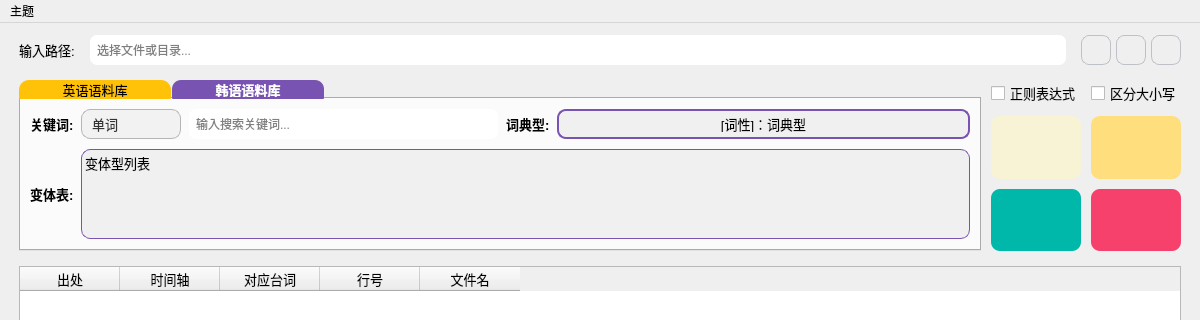
Above: gui/CorpusSearchTool.ui from jiedi720/CorpusSearchTool before the change; both pictures show x 0 to 1200 and y 0 to 320 of the 1200 by 800 pixel window. Below: the same form after it.
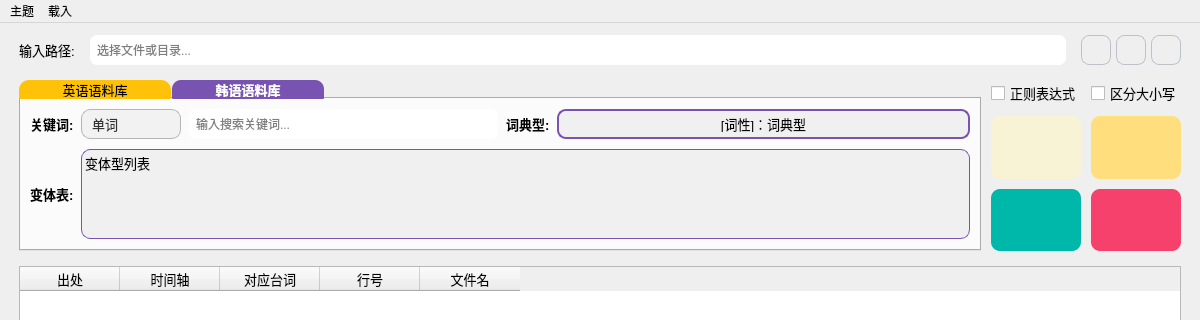
That is the form after the change. Icons and pictures are not drawn.

What changed in the file:
```diff
--- a/gui/CorpusSearchTool.ui
+++ b/gui/CorpusSearchTool.ui
@@ -1393,7 +1393,14 @@
     <addaction name="actionlight"/>
     <addaction name="actionDark"/>
    </widget>
+   <widget class="QMenu" name="menu">
+    <property name="title">
+     <string>载入</string>
+    </property>
+    <addaction name="actionLoad"/>
+   </widget>
    <addaction name="menuTheme"/>
+   <addaction name="menu"/>
   </widget>
   <widget class="QStatusBar" name="status_bar"/>
   <action name="actionlight">
```
Left out of the diff: 5 changed lines with no effect on the pictures.
